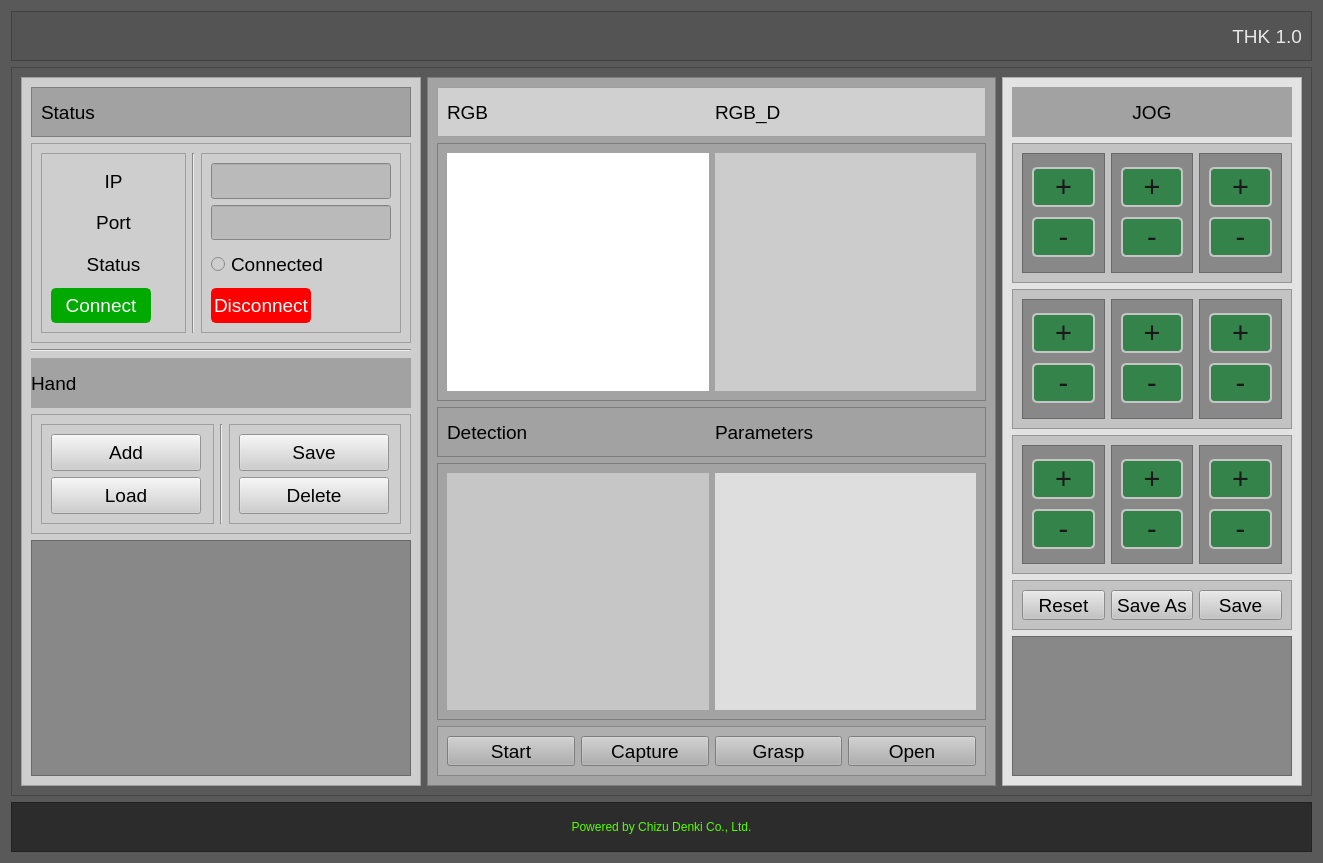
The window that UI/MainForm.ui (augustineajibo/THK_Hand) describes before a commit, drawn with Qt 5.
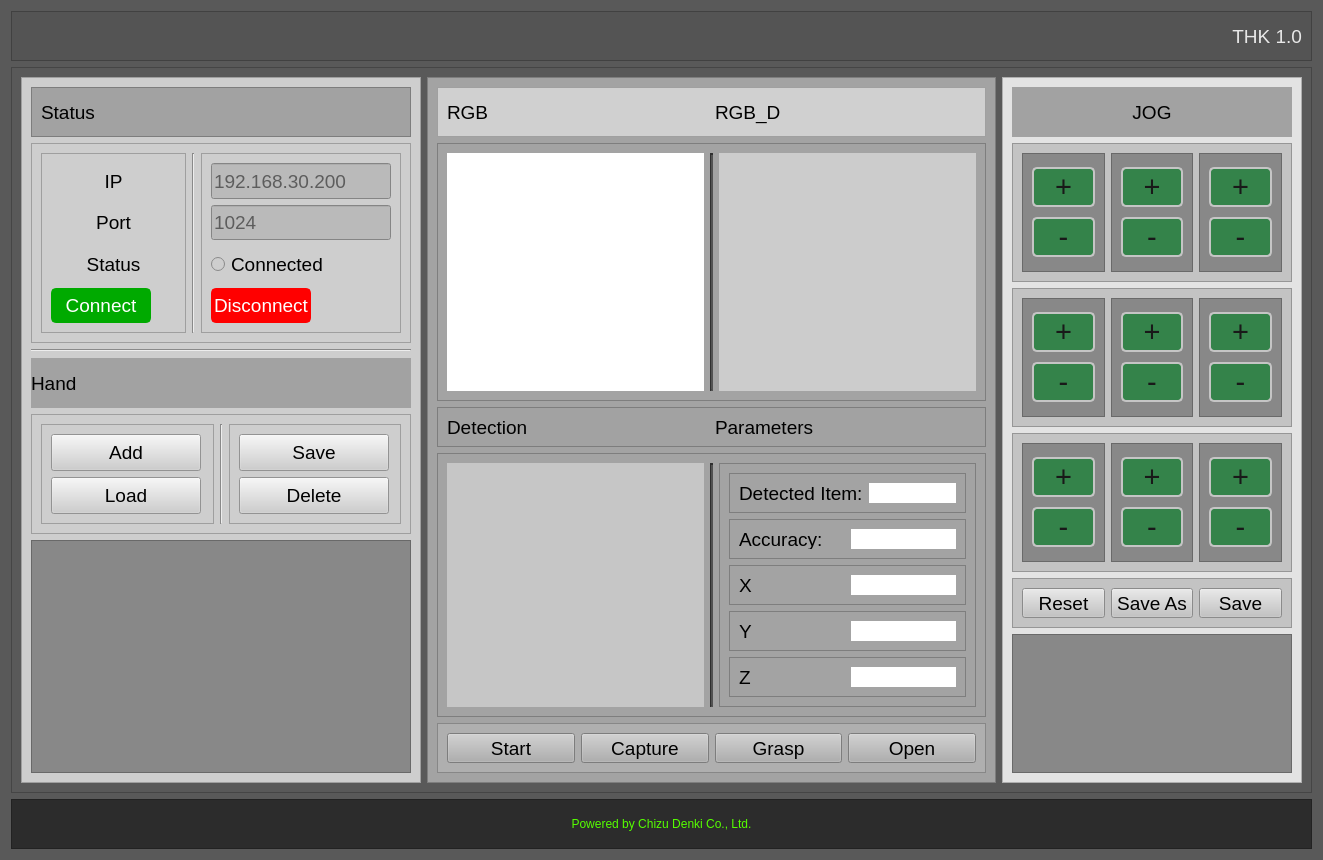
The same window after the commit.

What changed in the file:
```diff
--- a/UI/MainForm.ui
+++ b/UI/MainForm.ui
@@ -10,7 +10,7 @@
     <x>0</x>
     <y>0</y>
     <width>1323</width>
-    <height>863</height>
+    <height>860</height>
    </rect>
   </property>
   <property name="font">
@@ -297,6 +297,15 @@
 border-bottom-color: rgb(186, 186, 186);
 border-top-color: rgb(186, 186, 186);</string>
                  </property>
+                 <property name="alignment">
+                  <set>Qt::AlignLeading|Qt::AlignLeft|Qt::AlignVCenter</set>
+                 </property>
+                 <property name="readOnly">
+                  <bool>true</bool>
+                 </property>
+                 <property name="placeholderText">
+                  <string>192.168.30.200</string>
+                 </property>
                 </widget>
                </item>
                <item>
@@ -318,6 +327,15 @@
 border-bottom-color: rgb(186, 186, 186);
 border-top-color: rgb(186, 186, 186);</string>
                  </property>
+                 <property name="alignment">
+                  <set>Qt::AlignLeading|Qt::AlignLeft|Qt::AlignVCenter</set>
+                 </property>
+                 <property name="readOnly">
+                  <bool>true</bool>
+                 </property>
+                 <property name="placeholderText">
+                  <string>1024</string>
+                 </property>
                 </widget>
                </item>
                <item>
@@ -477,7 +495,7 @@
               </property>
               <layout class="QVBoxLayout" name="verticalLayout_8">
                <item>
-                <widget class="QPushButton" name="pushButton_3">
+                <widget class="QPushButton" name="pb_save">
                  <property name="maximumSize">
                   <size>
                    <width>150</width>
@@ -619,6 +637,20 @@
               </property>
              </widget>
             </item>
+            <item>
+             <widget class="Line" name="line_4">
+              <property name="styleSheet">
+               <string notr="true">color: rgb(50, 50, 50);
+background-color: rgb(72, 72, 72);</string>
+              </property>
+              <property name="lineWidth">
+               <number>2</number>
+              </property>
+              <property name="orientation">
+               <enum>Qt::Vertical</enum>
+              </property>
+             </widget>
+            </item>
             <item>
              <widget class="QLabel" name="lb_rgbd">
               <property name="styleSheet">
@@ -637,7 +669,7 @@
            <property name="maximumSize">
             <size>
              <width>16777215</width>
-             <height>50</height>
+             <height>40</height>
             </size>
            </property>
            <property name="styleSheet">
@@ -697,13 +729,256 @@
              </widget>
             </item>
             <item>
-             <widget class="QLabel" name="lb_parameters">
+             <widget class="Line" name="line_5">
               <property name="styleSheet">
-               <string notr="true">background-color: rgb(222, 222, 222);</string>
+               <string notr="true">background-color: rgb(71, 71, 71);</string>
               </property>
-              <property name="text">
-               <string/>
+              <property name="lineWidth">
+               <number>2</number>
               </property>
+              <property name="orientation">
+               <enum>Qt::Vertical</enum>
+              </property>
+             </widget>
+            </item>
+            <item>
+             <widget class="QFrame" name="frame_32">
+              <property name="frameShape">
+               <enum>QFrame::StyledPanel</enum>
+              </property>
+              <property name="frameShadow">
+               <enum>QFrame::Raised</enum>
+              </property>
+              <layout class="QVBoxLayout" name="verticalLayout_19">
+               <item>
+                <widget class="QFrame" name="frame_33">
+                 <property name="maximumSize">
+                  <size>
+                   <width>16777215</width>
+                   <height>40</height>
+                  </size>
+                 </property>
+                 <property name="frameShape">
+                  <enum>QFrame::StyledPanel</enum>
+                 </property>
+                 <property name="frameShadow">
+                  <enum>QFrame::Raised</enum>
+                 </property>
+                 <layout class="QHBoxLayout" name="horizontalLayout_15">
+                  <item>
+                   <widget class="QLabel" name="label_11">
+                    <property name="font">
+                     <font>
+                      <pointsize>14</pointsize>
+                     </font>
+                    </property>
+                    <property name="text">
+                     <string>Detected Item:</string>
+                    </property>
+                   </widget>
+                  </item>
+                  <item>
+                   <widget class="QLabel" name="lb_itemdetected">
+                    <property name="font">
+                     <font>
+                      <pointsize>12</pointsize>
+                     </font>
+                    </property>
+                    <property name="styleSheet">
+                     <string notr="true">background-color: rgb(255, 255, 255);</string>
+                    </property>
+                    <property name="text">
+                     <string/>
+                    </property>
+                    <property name="alignment">
+                     <set>Qt::AlignCenter</set>
+                    </property>
+                   </widget>
+                  </item>
+                 </layout>
+                </widget>
+               </item>
+               <item>
+                <widget class="QFrame" name="frame_37">
+                 <property name="maximumSize">
+                  <size>
+                   <width>16777215</width>
+                   <height>40</height>
+                  </size>
+                 </property>
+                 <property name="frameShape">
+                  <enum>QFrame::StyledPanel</enum>
+                 </property>
+                 <property name="frameShadow">
+                  <enum>QFrame::Raised</enum>
+                 </property>
+                 <layout class="QHBoxLayout" name="horizontalLayout_19">
+                  <item>
+                   <widget class="QLabel" name="label_13">
+                    <property name="font">
+                     <font>
+                      <pointsize>14</pointsize>
+                     </font>
+                    </property>
+                    <property name="text">
+                     <string>Accuracy:</string>
+                    </property>
+                   </widget>
+                  </item>
+                  <item>
+                   <widget class="QLabel" name="lb_accuracy">
+                    <property name="font">
+                     <font>
+                      <pointsize>12</pointsize>
+                     </font>
+                    </property>
+                    <property name="styleSheet">
+                     <string notr="true">background-color: rgb(255, 255, 255);</string>
+                    </property>
+                    <property name="text">
+                     <string/>
+                    </property>
+                   </widget>
+                  </item>
+                 </layout>
+                </widget>
+               </item>
+               <item>
+                <widget class="QFrame" name="frame_34">
+                 <property name="maximumSize">
+                  <size>
+                   <width>16777215</width>
+                   <height>40</height>
+                  </size>
+                 </property>
+                 <property name="frameShape">
+                  <enum>QFrame::StyledPanel</enum>
+                 </property>
+                 <property name="frameShadow">
+                  <enum>QFrame::Raised</enum>
+                 </property>
+                 <layout class="QHBoxLayout" name="horizontalLayout_16">
+                  <item>
+                   <widget class="QLabel" name="label_12">
+                    <property name="font">
+                     <font>
+                      <pointsize>14</pointsize>
+                     </font>
+                    </property>
+                    <property name="text">
+                     <string>X</string>
+                    </property>
+                   </widget>
+                  </item>
+                  <item>
+                   <widget class="QLabel" name="lb_x">
+                    <property name="font">
+                     <font>
+                      <pointsize>12</pointsize>
+                     </font>
+                    </property>
+                    <property name="styleSheet">
+                     <string notr="true">background-color: rgb(255, 255, 255);</string>
+                    </property>
+                    <property name="text">
+                     <string/>
+                    </property>
+                   </widget>
+                  </item>
+                 </layout>
+                </widget>
+               </item>
+               <item>
+                <widget class="QFrame" name="frame_35">
+                 <property name="maximumSize">
+                  <size>
+                   <width>16777215</width>
+                   <height>40</height>
+                  </size>
+                 </property>
+                 <property name="frameShape">
+                  <enum>QFrame::StyledPanel</enum>
+                 </property>
+                 <property name="frameShadow">
+                  <enum>QFrame::Raised</enum>
+                 </property>
+                 <layout class="QHBoxLayout" name="horizontalLayout_17">
+                  <item>
+                   <widget class="QLabel" name="label_14">
+                    <property name="font">
+                     <font>
+                      <pointsize>14</pointsize>
+                     </font>
+                    </property>
+                    <property name="text">
+                     <string>Y</string>
+                    </property>
+                   </widget>
+                  </item>
+                  <item>
+                   <widget class="QLabel" name="lb_y">
+                    <property name="font">
+                     <font>
+                      <pointsize>12</pointsize>
+                     </font>
+                    </property>
+                    <property name="styleSheet">
+                     <string notr="true">background-color: rgb(255, 255, 255);</string>
+                    </property>
+                    <property name="text">
+                     <string/>
+                    </property>
+                   </widget>
+                  </item>
+                 </layout>
+                </widget>
+               </item>
+               <item>
+                <widget class="QFrame" name="frame_36">
+                 <property name="maximumSize">
+                  <size>
+                   <width>16777215</width>
+                   <height>40</height>
+                  </size>
+                 </property>
+                 <property name="frameShape">
+                  <enum>QFrame::StyledPanel</enum>
+                 </property>
+                 <property name="frameShadow">
+                  <enum>QFrame::Raised</enum>
+                 </property>
+                 <layout class="QHBoxLayout" name="horizontalLayout_18">
+                  <item>
+                   <widget class="QLabel" name="label_16">
+                    <property name="font">
+                     <font>
+                      <pointsize>14</pointsize>
+                     </font>
+                    </property>
+                    <property name="text">
+                     <string>Z</string>
+                    </property>
+                   </widget>
+                  </item>
+                  <item>
+                   <widget class="QLabel" name="lb_z">
+                    <property name="font">
+                     <font>
+                      <pointsize>12</pointsize>
+                     </font>
+                    </property>
+                    <property name="styleSheet">
+                     <string notr="true">background-color: rgb(255, 255, 255);</string>
+                    </property>
+                    <property name="text">
+                     <string/>
+                    </property>
+                   </widget>
+                  </item>
+                 </layout>
+                </widget>
+               </item>
+              </layout>
              </widget>
             </item>
            </layout>
@@ -1508,7 +1783,7 @@
              </widget>
             </item>
             <item>
-             <widget class="QPushButton" name="pb_save">
+             <widget class="QPushButton" name="pb_saveJog">
               <property name="maximumSize">
                <size>
                 <width>16777215</width>
```
Left out of the diff: 8 changed lines with no effect on the pictures.
